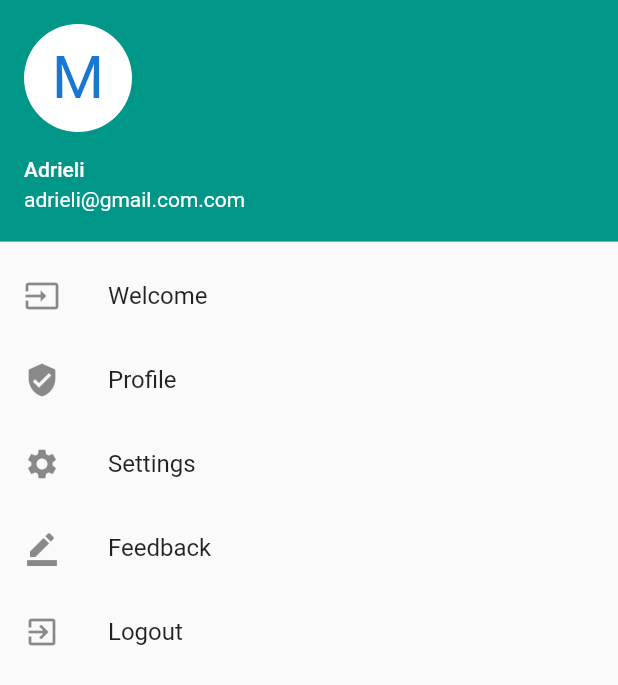
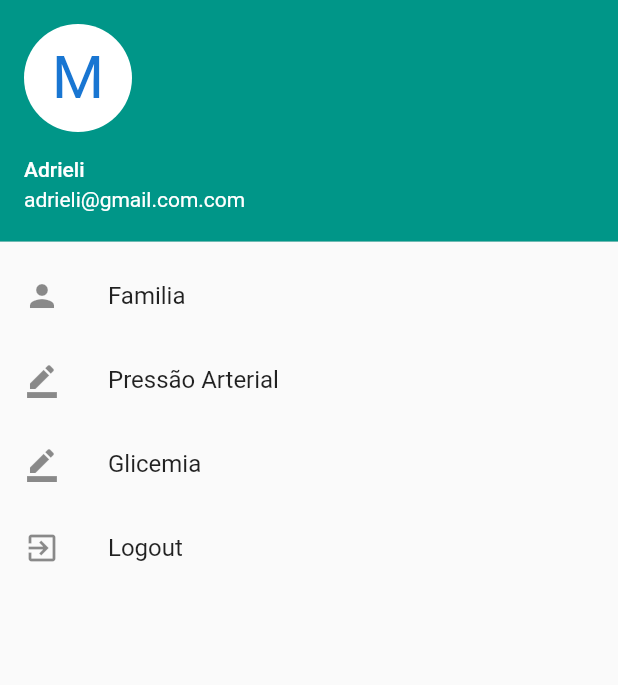
Before and after one commit to costarafa/tech_saude, a Flutter app: the MenuLateral screen opened by its route, on a phone screen of 412 x 824 dp. Shown: the top 685 px of the screen. Run offline on Flutter 3.47's test engine with Material 2 defaults, Android fonts, the phone set to English and light mode, and no system bars; our stand-ins replace get_it, sqflite; accounts and stored records are empty.

Commit message:
Alterando nomes dos ListTile

```diff
--- a/lib/app/view/componentes/menuLateral.dart
+++ b/lib/app/view/componentes/menuLateral.dart
@@ -20,23 +20,18 @@ class MenuLateral extends StatelessWidget {
                 ),
               ),
           ListTile(
-            leading: Icon(Icons.input),
-            title: Text('Welcome'),
-            onTap: () => {},
-          ),
-          ListTile(
-            leading: Icon(Icons.verified_user),
-            title: Text('Profile'),
-            onTap: () => {Navigator.of(context).pop()},
-          ),
-          ListTile(
-            leading: Icon(Icons.settings),
-            title: Text('Settings'),
+            leading: Icon(Icons.person),
+            title: Text('Familia'),
             onTap: () => {Navigator.of(context).pop()},
           ),
           ListTile(
             leading: Icon(Icons.border_color),
-            title: Text('Feedback'),
+            title: Text('Pressão Arterial'),
+            onTap: () => {Navigator.of(context).pop()},
+          ),
+          ListTile(
+            leading: Icon(Icons.border_color),
+            title: Text('Glicemia'),
             onTap: () => {Navigator.of(context).pop()},
           ),
           ListTile(
```
